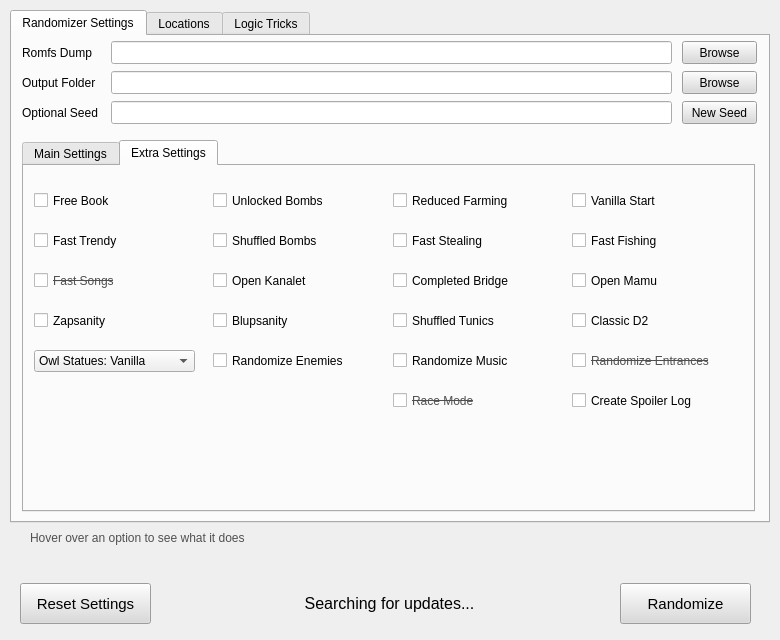
Old version of the form UI/ui_form.ui in the repository Owen-Splat/LAS-Randomizer.
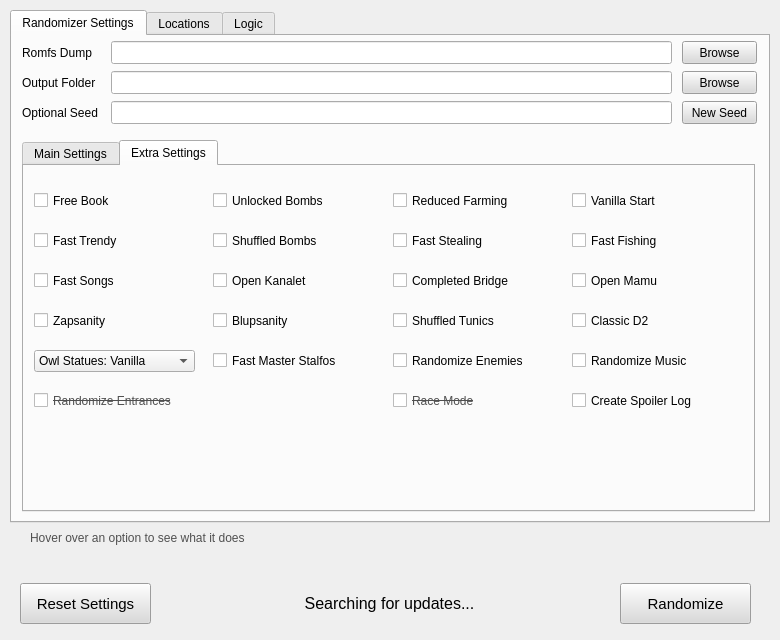
New version of the form. The open tabs and pages were chosen to show the change.

```diff
--- a/UI/ui_form.ui
+++ b/UI/ui_form.ui
@@ -1010,8 +1010,8 @@
         </property>
         <property name="geometry">
          <rect>
-          <x>548</x>
-          <y>184</y>
+          <x>10</x>
+          <y>224</y>
           <width>173</width>
           <height>21</height>
          </rect>
@@ -1126,7 +1126,7 @@
         <property name="font">
          <font>
           <pointsize>9</pointsize>
-          <strikeout>true</strikeout>
+          <strikeout>false</strikeout>
          </font>
         </property>
         <property name="toolTip">
@@ -1135,14 +1135,11 @@
         <property name="whatsThis">
          <string>Skips the song learning animations and instead just immediately gives the item</string>
         </property>
-        <property name="styleSheet">
-         <string notr="true">color: rgb(80, 80, 80);</string>
-        </property>
         <property name="text">
          <string>Fast Songs</string>
         </property>
         <property name="checkable">
-         <bool>false</bool>
+         <bool>true</bool>
         </property>
        </widget>
        <widget class="QCheckBox" name="zapsCheck">
@@ -1170,7 +1167,7 @@
         </property>
         <property name="geometry">
          <rect>
-          <x>369</x>
+          <x>548</x>
           <y>184</y>
           <width>173</width>
           <height>21</height>
@@ -1368,7 +1365,7 @@
         </property>
         <property name="geometry">
          <rect>
-          <x>189</x>
+          <x>369</x>
           <y>184</y>
           <width>173</width>
           <height>21</height>
@@ -1393,6 +1390,37 @@
          <bool>true</bool>
         </property>
        </widget>
+       <widget class="QCheckBox" name="fastMSCheck">
+        <property name="enabled">
+         <bool>true</bool>
+        </property>
+        <property name="geometry">
+         <rect>
+          <x>189</x>
+          <y>184</y>
+          <width>173</width>
+          <height>21</height>
+         </rect>
+        </property>
+        <property name="font">
+         <font>
+          <pointsize>9</pointsize>
+          <strikeout>false</strikeout>
+         </font>
+        </property>
+        <property name="toolTip">
+         <string/>
+        </property>
+        <property name="whatsThis">
+         <string>Makes it so that you only need to fight the last iteration of Master Stalfos</string>
+        </property>
+        <property name="text">
+         <string>Fast Master Stalfos</string>
+        </property>
+        <property name="checkable">
+         <bool>true</bool>
+        </property>
+       </widget>
       </widget>
      </widget>
      <zorder>tabWidget_2</zorder>
@@ -1620,7 +1648,7 @@
     </widget>
     <widget class="QWidget" name="tab_3">
      <attribute name="title">
-      <string>Logic Tricks</string>
+      <string>Logic</string>
      </attribute>
      <widget class="QListWidget" name="listWidget_4">
       <property name="geometry">
```
Left out of the diff: 2 changed lines with no effect on the pictures.
